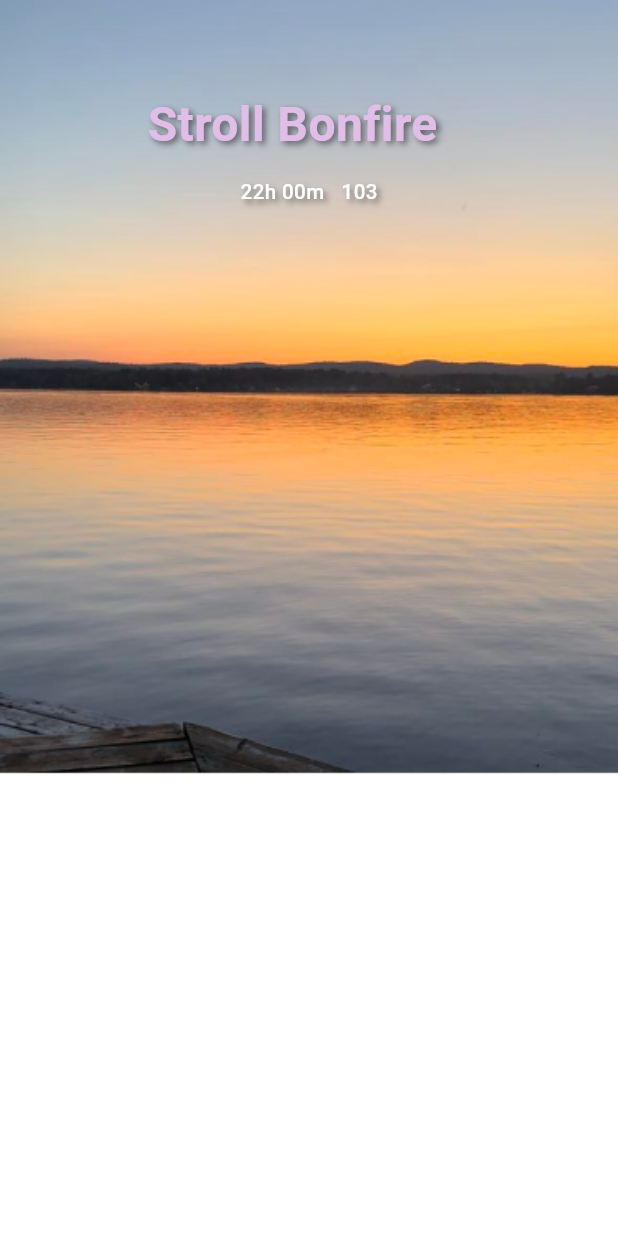
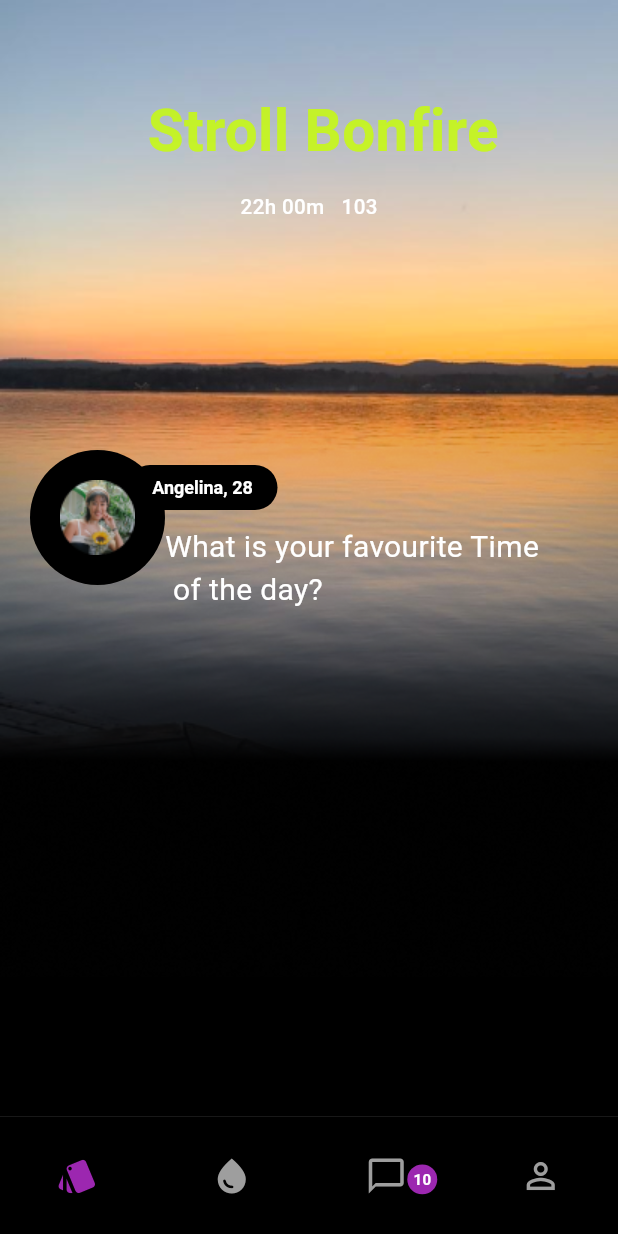
Before and after one commit to shizzleclover/Stroll-UI-Task-I, a Flutter app: the screen it shows after launch, on a phone screen of 412 x 824 dp. Run offline on Flutter 3.47's test engine with Material 3 defaults, Android fonts, the phone set to English and light mode, and no system bars; our stand-ins replace flutter_screenutil; Roboto replaces fonts that are missing (Proxima, proxima).

Commit message:
Fixed gradient BG issue, encountered color text issue, built bottom nav bar component

```diff
--- a/stroll/lib/Core/Constants/colors.dart
+++ b/stroll/lib/Core/Constants/colors.dart
@@ -11,4 +11,7 @@ class AppColors {
   static const selectedBorderColor = Color(0xFF9C27B0);
 
   static const bottomnavbar = Color.fromARGB(15, 17, 21, 1);
+  static const pfp = Color.fromARGB( 18, 21, 24, 0);
+  static const txtCol = Color.fromARGB( 204, 200, 255, 1);
+
 }
--- a/stroll/lib/Core/Widgets/bottomnavbar.dart
+++ b/stroll/lib/Core/Widgets/bottomnavbar.dart
@@ -1,68 +1,76 @@
 import 'package:flutter/material.dart';
-import '../Constants/colors.dart';
-import '../../../../core/constants/dimensions.dart';
 
-class BottomNavigation extends StatelessWidget {
-  const BottomNavigation({super.key});
+class CustomBottomNavBar extends StatelessWidget {
+  final int selectedIndex;
+  final Function(int) onItemSelected;
+
+  const CustomBottomNavBar({
+    Key? key,
+    required this.selectedIndex,
+    required this.onItemSelected,
+  }) : super(key: key);
 
   @override
   Widget build(BuildContext context) {
     return Container(
-      height: AppDimensions.bottomNavHeight,
-      padding: const EdgeInsets.symmetric(horizontal: AppDimensions.padding),
+      height: 80,
       decoration: BoxDecoration(
-        color: AppColors.background.withOpacity(0.8),
+        color: Colors.black,
         border: Border(
-          top: BorderSide(color: AppColors.borderColor),
+          top: BorderSide(
+            color: Colors.grey.withOpacity(0.2),
+            width: 0.5,
+          ),
         ),
       ),
       child: Row(
         mainAxisAlignment: MainAxisAlignment.spaceAround,
         children: [
-          _buildNavItem(Icons.view_agenda),
-          _buildNavItemWithBadge(Icons.favorite_border, '2'),
-          _buildNavItemWithBadge(Icons.chat_bubble_outline, '3'),
-          _buildNavItem(Icons.person_outline),
+          _buildNavItem(0, Icons.style, selectedIndex == 0),
+          _buildNavItem(1, Icons.water_drop, selectedIndex == 1),
+          Stack(
+            children: [
+              _buildNavItem(2, Icons.chat_bubble_outline, selectedIndex == 2),
+              Positioned(
+                right: 0,
+                top: 15,
+                child: Container(
+                  padding: const EdgeInsets.all(4),
+                  decoration: const BoxDecoration(
+                    color: Colors.purple,
+                    shape: BoxShape.circle,
+                  ),
+                  child: const Text(
+                    '10',
+                    style: TextStyle(
+                      color: Colors.white,
+                      fontSize: 10,
+                      fontWeight: FontWeight.bold,
+                    ),
+                  ),
+                ),
+              ),
+            ],
+          ),
+          _buildNavItem(3, Icons.person_outline, selectedIndex == 3),
         ],
       ),
     );
   }
 
-  Widget _buildNavItem(IconData icon) {
-    return Icon(
-      icon,
-      color: AppColors.textPrimary,
-    );
-  }
-
-  Widget _buildNavItemWithBadge(IconData icon, String count) {
-    return Stack(
-      children: [
-        Icon(icon, color: AppColors.textPrimary),
-        Positioned(
-          right: 0,
-          top: 0,
-          child: Container(
-            padding: const EdgeInsets.all(2),
-            decoration: const BoxDecoration(
-              color: AppColors.primary,
-              shape: BoxShape.circle,
-            ),
-            constraints: const BoxConstraints(
-              minWidth: AppDimensions.badgeSize,
-              minHeight: AppDimensions.badgeSize,
-            ),
-            child: Text(
-              count,
-              style: const TextStyle(
-                fontSize: 10,
-                color: AppColors.textPrimary,
-              ),
-              textAlign: TextAlign.center,
-            ),
-          ),
+  Widget _buildNavItem(int index, IconData icon, bool isSelected) {
+    return InkWell(
+      onTap: () => onItemSelected(index),
+      child: Container(
+        padding: const EdgeInsets.symmetric(horizontal: 20, vertical: 10),
+        child: Icon(
+          icon,
+          size: 28,
+          color: isSelected ? Colors.purple : Colors.grey,
         ),
-      ],
+      ),
     );
   }
 }
+
+// Example usage in your HomeScreen:
--- a/stroll/lib/Features/UI/home_ui.dart
+++ b/stroll/lib/Features/UI/home_ui.dart
@@ -1,29 +1,135 @@
 import 'package:flutter/material.dart';
+import 'package:stroll/Core/Constants/colors.dart';
+import 'package:stroll/Core/Widgets/bottomnavbar.dart';
 import '../Widgets/home_header.dart';
+import '../Widgets/home_footer.dart';
 
-
-class HomeScreen extends StatelessWidget {
+class HomeScreen extends StatefulWidget {
   const HomeScreen({super.key});
 
   @override
+  State<HomeScreen> createState() => _HomeScreenState();
+}
+
+class _HomeScreenState extends State<HomeScreen> {
+  int _selectedIndex = 0;
+  @override
   Widget build(BuildContext context) {
-    return Container(
-        decoration: const BoxDecoration(
-          // gradient: LinearGradient(
-          //  begin: Alignment.topLeft,
-          //  end: Alignment.bottomLeft,
-          //  colors: [
-          //   Color.fromRGBO(15, 17, 21, 0),
-          //   Color.fromRGBO(13, 14, 18, 0.28)
-          //  ]
-          //   )
-        ),
-      child: const SingleChildScrollView(
+    final screenHeight = MediaQuery.of(context).size.height;
+    final screenWidth = MediaQuery.of(context).size.width;
+
+    return Scaffold(
+      backgroundColor: Colors.black,
+      body: SingleChildScrollView(
         child: Column(
           children: [
-           HomeBody()
+            Stack(
+              clipBehavior: Clip.none,
+              children: [
+                // Main content
+                const HomeBody(),
+
+                // Bottom half image
+                Positioned(
+                  bottom: -100,
+                  left: 0,
+                  right: 0,
+                  child: Container(
+                    height: screenHeight * 0.5, // Takes up bottom half of screen
+                    width: screenWidth,
+                    decoration: const BoxDecoration(
+                      image: DecorationImage(
+                        image: AssetImage('lib/Core/Assets/Images/fade.png'), // Replace with your image
+                        fit: BoxFit.cover,
+                      ),
+                    ),
+                  ),
+                ),
+
+                // Profile picture with circular container
+                Positioned(
+                  top: 300,
+                  left: 20,
+                  child: Container(
+                    height: 90,
+                    width: 90,
+                    decoration: BoxDecoration(
+                      color: Colors.black,
+                      borderRadius: BorderRadius.circular(100),
+                    ),
+                    child: const Center(
+                      child: SizedBox(
+                        height: 100,
+                        width: 100,
+                        child: Image(
+                          image: AssetImage('lib/Core/Assets/Images/pfp.png'),
+                        ),
+                      ),
+                    ),
+                  ),
+                ),
+
+                // Name container
+                Positioned(
+                  top: 310,
+                  left: 85,
+                  child: Column(
+                    crossAxisAlignment: CrossAxisAlignment.start,
+                    children: [
+                      Container(
+                        height: 30,
+                        width: 100,
+                        decoration: BoxDecoration(
+                          color: Colors.black,
+                          borderRadius: BorderRadius.circular(100)
+                        ),
+                        child: Center(
+                          child: Text(
+                            'Angelina, 28',
+                            style: Theme.of(context).textTheme.titleLarge?.copyWith(
+                              fontWeight: FontWeight.bold,
+                              fontFamily: "proxima",
+                              color: Colors.white,
+                              fontSize: 12,
+                            ),
+                          ),
+                        ),
+                      ),
+                    ],
+                  ),
+                ),
+
+                // Question text
+                Positioned(
+                  top: 350,
+                  left: 110,
+                  child: Column(
+                    children: [
+                      Text(
+                        'What is your favourite Time\n of the day?',
+                        style: Theme.of(context).textTheme.bodyMedium?.copyWith(
+                          color: Colors.white,
+                          fontSize: 20,
+                          fontFamily: "Proxima"
+                        ),
+                      ),
+                    ],
+                  ),
+                ),
+
+                // You can add more widgets here positioned over the bottom image
+              ],
+            ),
           ],
         ),
+      ),
+      bottomNavigationBar: CustomBottomNavBar(
+        selectedIndex: _selectedIndex,
+        onItemSelected: (index) {
+          setState(() {
+            _selectedIndex = index;
+          });
+        },
       ),
     );
   }
--- a/stroll/lib/Features/Widgets/home_header.dart
+++ b/stroll/lib/Features/Widgets/home_header.dart
@@ -7,10 +7,9 @@ class HomeBody extends StatelessWidget {
 
   @override
   Widget build(BuildContext context) {
-    return
-    Material(
+    return Material(
       type: MaterialType.transparency,
-      child:    Stack(
+      child: Stack(
         children: [
           // Base image
           Image.asset(
@@ -18,27 +17,6 @@ class HomeBody extends StatelessWidget {
             fit: BoxFit.cover,
             width: 1.sw,
           ),
-        // Gradient overlay
-        // Positioned(
-        //   bottom: 0,
-        //   left: 0,
-        //   right: 0,
-        //   height: 0.4.sh, // Adjust this value to control gradient height
-        //   child: Container(
-        //     decoration: BoxDecoration(
-        //       gradient: LinearGradient(
-        //         begin: Alignment.topCenter,
-        //         end: Alignment.bottomCenter,
-        //         colors: [
-        //           Colors.transparent,
-        //           Colors.black.withOpacity(0.3),
-        //           Colors.black.withOpacity(0.5),
-        //         ],
-        //         stops: const [0.0, 0.5, 1.0],
-        //       ),
-        //     ),
-        //   ),
-        // ),
           // Text content
           Positioned(
             top: 50.h,
@@ -57,17 +35,11 @@ class HomeBody extends StatelessWidget {
                         textAlign: TextAlign.center,
                         overflow: TextOverflow.ellipsis,
                         style: TextStyle(
-                        fontSize: 28.sp,
+                          fontSize: 34.sp,
                           fontFamily: 'proxima',
-                        fontWeight: FontWeight.bold,
-                        color: AppColors.primaryLight,
-                        shadows: [
-                          Shadow(
-                            offset: Offset(2.w, 2.h),
-                            blurRadius: 4.r,
-                            color: Colors.black.withOpacity(0.5),
-                          ),
-                        ],
+                          fontWeight: FontWeight.w700,
+                          color: AppColors.txtCol,
+
                         ),
                       ),
                     ],
@@ -85,13 +57,7 @@ class HomeBody extends StatelessWidget {
                         fontSize: 12.sp,
                         fontWeight: FontWeight.w500,
                         color: Colors.white,
-                      shadows: [
-                        Shadow(
-                          offset: Offset(2.w, 2.h),
-                          blurRadius: 4.r,
-                          color: Colors.black.withOpacity(0.5),
-                        ),
-                      ],
+
                       ),
                     ),
                     SizedBox(width: 10.w),
@@ -103,13 +69,7 @@ class HomeBody extends StatelessWidget {
                         fontSize: 12.sp,
                         fontWeight: FontWeight.w500,
                         color: Colors.white,
-                      shadows: [
-                        Shadow(
-                          offset: Offset(2.w, 2.h),
-                          blurRadius: 4.r,
-                          color: Colors.black.withOpacity(0.5),
-                        ),
-                      ],
+
                       ),
                     ),
                   ],
@@ -117,14 +77,12 @@ class HomeBody extends StatelessWidget {
               ],
             ),
           ),
-
-        SizedBox(height: 100, width: 40,),
-        Row(
+          const SizedBox(height: 100, width: 40),
+          const Row(
             children: [
-            Container(
+              SizedBox(
                 height: 60,
                 width: 60,
-
               )
             ],
           )
--- a/stroll/lib/main.dart
+++ b/stroll/lib/main.dart
@@ -3,7 +3,7 @@ import 'package:flutter_screenutil/flutter_screenutil.dart';
 import 'package:stroll/Core/Router/app_router.dart';
 import './Core/Router/router.dart';
 
-void main() => runApp(MyApp ());
+void main() => runApp(const MyApp());
 
 class MyApp extends StatelessWidget {
   const MyApp({super.key});
@@ -11,7 +11,7 @@ class MyApp extends StatelessWidget {
   @override
   Widget build(BuildContext context) {
     return ScreenUtilInit(
-      designSize: Size(360, 690),
+      designSize: const Size(360, 690),
       minTextAdapt: true,
       builder: (context, child) {
         return const MaterialApp(
```
Also changed, not shown: stroll/lib/Features/Widgets/home_footer.dart (added). Lines whose indentation alone changed are shown as unchanged.
